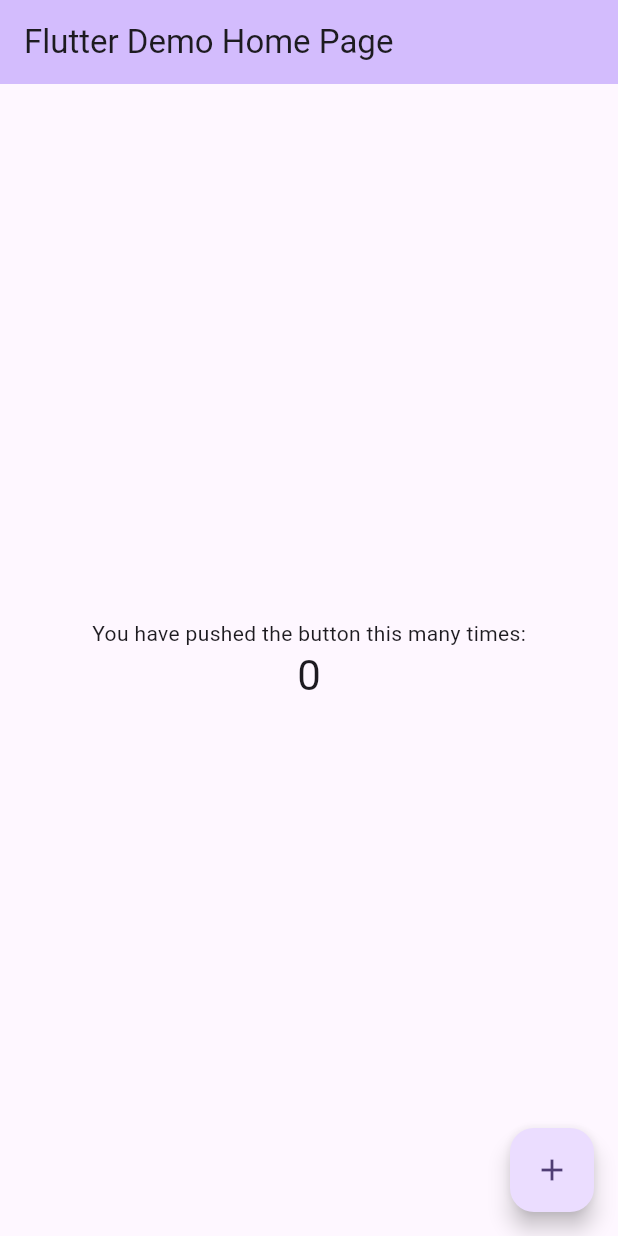
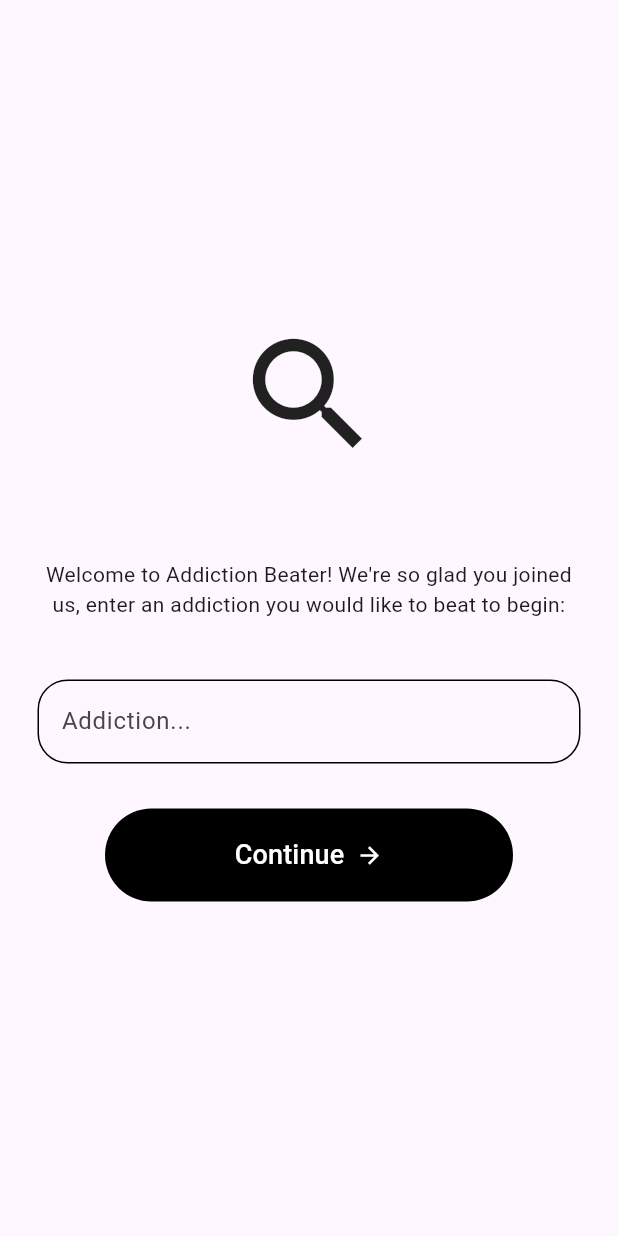
Before and after one commit to 1nsomnes/minimal_addiction_beater, a Flutter app: the screen it shows after launch, on a phone screen of 412 x 824 dp. Run offline on Flutter 3.47's test engine with Material 3 defaults, Android fonts, the phone set to English and light mode, and no system bars; Roboto replaces fonts that are missing (Arial).

Commit message:
intro page and beginning of home page

```diff
--- a/lib/main.dart
+++ b/lib/main.dart
@@ -1,4 +1,6 @@
 import 'package:flutter/material.dart';
+import 'package:minimal_addiciton_beater/pages/home_page.dart';
+import 'package:minimal_addiciton_beater/pages/intro_page.dart';
 
 void main() {
   runApp(const MyApp());
@@ -7,119 +9,9 @@ void main() {
 class MyApp extends StatelessWidget {
   const MyApp({super.key});
 
-  // This widget is the root of your application.
   @override
   Widget build(BuildContext context) {
-    return MaterialApp(
-      title: 'Flutter Demo',
-      theme: ThemeData(
-        // This is the theme of your application.
-        //
-        // TRY THIS: Try running your application with "flutter run". You'll see
-        // the application has a purple toolbar. Then, without quitting the app,
-        // try changing the seedColor in the colorScheme below to Colors.green
-        // and then invoke "hot reload" (save your changes or press the "hot
-        // reload" button in a Flutter-supported IDE, or press "r" if you used
-        // the command line to start the app).
-        //
-        // Notice that the counter didn't reset back to zero; the application
-        // state is not lost during the reload. To reset the state, use hot
-        // restart instead.
-        //
-        // This works for code too, not just values: Most code changes can be
-        // tested with just a hot reload.
-        colorScheme: ColorScheme.fromSeed(seedColor: Colors.deepPurple),
-        useMaterial3: true,
-      ),
-      home: const MyHomePage(title: 'Flutter Demo Home Page'),
-    );
+    return const MaterialApp(
+        debugShowCheckedModeBanner: false, home: IntroPage());
   }
 }
-
-class MyHomePage extends StatefulWidget {
-  const MyHomePage({super.key, required this.title});
-
-  // This widget is the home page of your application. It is stateful, meaning
-  // that it has a State object (defined below) that contains fields that affect
-  // how it looks.
-
-  // This class is the configuration for the state. It holds the values (in this
-  // case the title) provided by the parent (in this case the App widget) and
-  // used by the build method of the State. Fields in a Widget subclass are
-  // always marked "final".
-
-  final String title;
-
-  @override
-  State<MyHomePage> createState() => _MyHomePageState();
-}
-
-class _MyHomePageState extends State<MyHomePage> {
-  int _counter = 0;
-
-  void _incrementCounter() {
-    setState(() {
-      // This call to setState tells the Flutter framework that something has
-      // changed in this State, which causes it to rerun the build method below
-      // so that the display can reflect the updated values. If we changed
-      // _counter without calling setState(), then the build method would not be
-      // called again, and so nothing would appear to happen.
-      _counter++;
-    });
-  }
-
-  @override
-  Widget build(BuildContext context) {
-    // This method is rerun every time setState is called, for instance as done
-    // by the _incrementCounter method above.
-    //
-    // The Flutter framework has been optimized to make rerunning build methods
-    // fast, so that you can just rebuild anything that needs updating rather
-    // than having to individually change instances of widgets.
-    return Scaffold(
-      appBar: AppBar(
-        // TRY THIS: Try changing the color here to a specific color (to
-        // Colors.amber, perhaps?) and trigger a hot reload to see the AppBar
-        // change color while the other colors stay the same.
-        backgroundColor: Theme.of(context).colorScheme.inversePrimary,
-        // Here we take the value from the MyHomePage object that was created by
-        // the App.build method, and use it to set our appbar title.
-        title: Text(widget.title),
-      ),
-      body: Center(
-        // Center is a layout widget. It takes a single child and positions it
-        // in the middle of the parent.
-        child: Column(
-          // Column is also a layout widget. It takes a list of children and
-          // arranges them vertically. By default, it sizes itself to fit its
-          // children horizontally, and tries to be as tall as its parent.
-          //
-          // Column has various properties to control how it sizes itself and
-          // how it positions its children. Here we use mainAxisAlignment to
-          // center the children vertically; the main axis here is the vertical
-          // axis because Columns are vertical (the cross axis would be
-          // horizontal).
-          //
-          // TRY THIS: Invoke "debug painting" (choose the "Toggle Debug Paint"
-          // action in the IDE, or press "p" in the console), to see the
-          // wireframe for each widget.
-          mainAxisAlignment: MainAxisAlignment.center,
-          children: <Widget>[
-            const Text(
-              'You have pushed the button this many times:',
-            ),
-            Text(
-              '$_counter',
-              style: Theme.of(context).textTheme.headlineMedium,
-            ),
-          ],
-        ),
-      ),
-      floatingActionButton: FloatingActionButton(
-        onPressed: _incrementCounter,
-        tooltip: 'Increment',
-        child: const Icon(Icons.add),
-      ), // This trailing comma makes auto-formatting nicer for build methods.
-    );
-  }
-}
--- /dev/null
+++ b/lib/pages/home_page.dart
@@ -0,0 +1,16 @@
+import 'package:flutter/material.dart';
+
+class HomePage extends StatelessWidget {
+  const HomePage({super.key});
+
+  @override
+  Widget build(BuildContext context) {
+    return Scaffold(
+      appBar: AppBar(
+        title: const Text("addiction beater"),
+        actions: [IconButton(onPressed: () => {}, icon: Icon(Icons.settings))],
+      ),
+      drawer: Drawer(),
+    );
+  }
+}
--- /dev/null
+++ b/lib/pages/intro_page.dart
@@ -0,0 +1,69 @@
+import 'package:flutter/material.dart';
+
+class IntroPage extends StatelessWidget {
+  const IntroPage({super.key});
+
+  @override
+  Widget build(BuildContext context) {
+    return Scaffold(
+        body: Center(
+      child: Column(
+        mainAxisAlignment: MainAxisAlignment.center,
+        children: [
+          const Padding(
+              padding: EdgeInsets.only(bottom: 40),
+              child: Icon(Icons.search, size: 100)),
+          const Padding(
+            padding: EdgeInsets.all(20),
+            child: Text(
+              "Welcome to Addiction Beater! We're so glad you joined us, enter an addiction you would like to beat to begin:",
+              style: TextStyle(),
+              textAlign: TextAlign.center,
+            ),
+          ),
+          const Padding(
+            padding: EdgeInsets.symmetric(horizontal: 25, vertical: 20),
+            child: TextField(
+              decoration: InputDecoration(
+                  enabledBorder: OutlineInputBorder(
+                      borderSide: BorderSide(color: Colors.black),
+                      borderRadius: BorderRadius.all(Radius.circular(20))),
+                  hintText: "Addiction..."),
+            ),
+          ),
+          Padding(
+            padding: const EdgeInsets.symmetric(horizontal: 70, vertical: 10),
+            child: TextButton(
+              onPressed: () {
+                // Add your onPressed logic here
+              },
+              style: TextButton.styleFrom(
+                backgroundColor: Colors.black,
+                padding: const EdgeInsets.symmetric(
+                    horizontal: 16, vertical: 18), // Padding inside the button
+              ),
+              child: const Row(
+                mainAxisAlignment:
+                    MainAxisAlignment.center, // Center the content
+                children: [
+                  Text(
+                    'Continue',
+                    style: TextStyle(
+                        color: Colors.white, // Text color
+                        fontSize: 18, // Text size
+                        fontFamily: "Arial"),
+                  ),
+                  SizedBox(width: 8), // Space between text and icon
+                  Icon(
+                    Icons.arrow_forward, // Arrow icon
+                    color: Colors.white, // Icon color
+                  ),
+                ],
+              ),
+            ),
+          ),
+        ],
+      ),
+    ));
+  }
+}
```
